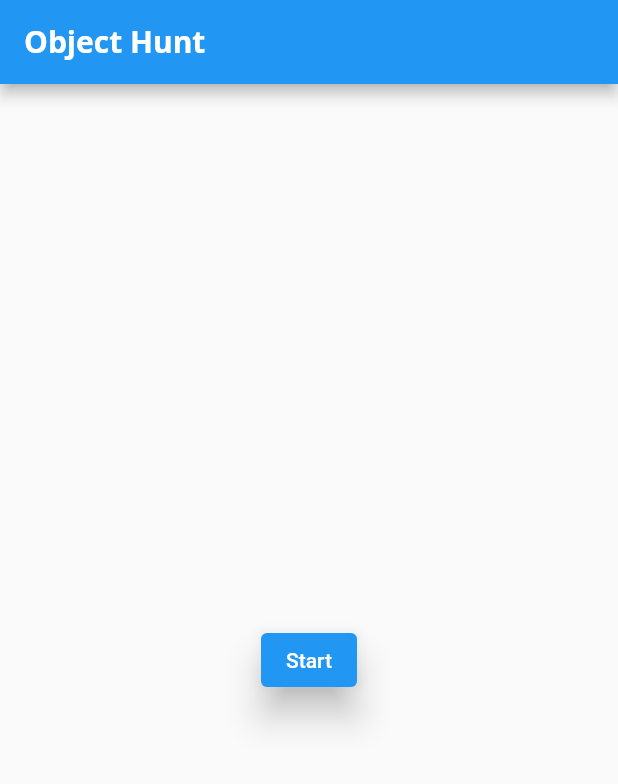
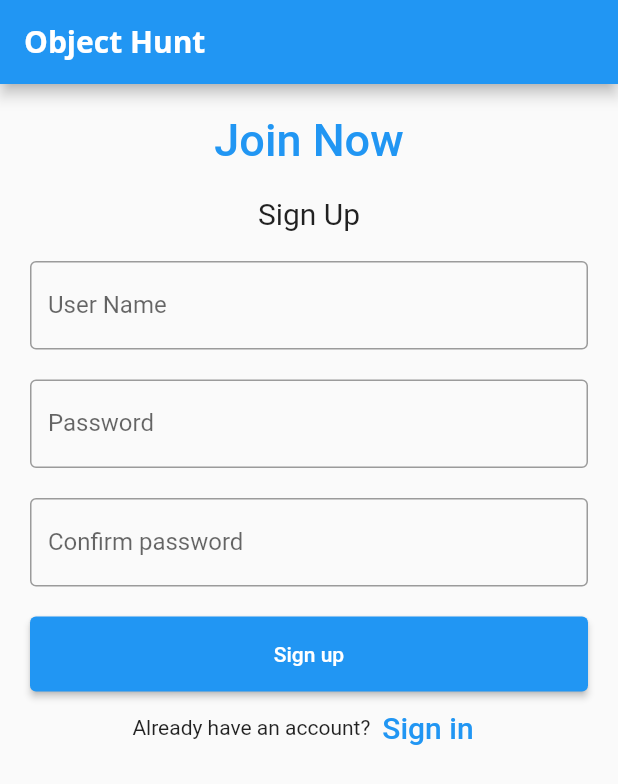
Before and after one commit to Ghourab/object_hunt, a Flutter app: the screen it shows after launch, on a phone screen of 412 x 824 dp. Shown: the top 784 px of the screen. Run offline on Flutter 3.47's test engine with Material 2 defaults, Android fonts, the light colour scheme and no system bars.

Commit message:
signIn and SignUp user interfaces with navigator

```diff
--- a/lib/main.dart
+++ b/lib/main.dart
@@ -1,6 +1,6 @@
 import 'package:flutter/material.dart';
 
-import './widgets/start.dart';
+import './screens/signUp.dart';
 
 void main() {
   runApp(MyApp());
@@ -32,8 +32,8 @@ class MyApp extends StatelessWidget {
                     fontSize: 20,
                   ),
                 ),
-          )),
-      home: Start(),
+           ),),
+      home: SignUp(),
     );
   }
 }
--- /dev/null
+++ b/lib/screens/signUp.dart
@@ -0,0 +1,112 @@
+import 'package:flutter/material.dart';
+
+import '../screens/signIn.dart';
+
+
+class SignUp extends StatefulWidget {
+  const SignUp({Key? key}) : super(key: key);
+
+  @override
+  State<SignUp> createState() => _SignUpState();
+}
+
+class _SignUpState extends State<SignUp> {
+  TextEditingController nameController = TextEditingController();
+  TextEditingController passwordController = TextEditingController();
+  TextEditingController confirmPasswordController = TextEditingController();
+
+  void signInScreen(BuildContext ctx){
+  Navigator.of(ctx).push(MaterialPageRoute(builder: (_){
+    return SignIn();
+  },),);
+}
+
+  @override
+  Widget build(BuildContext context) {
+    return Scaffold(
+      appBar: AppBar(
+        title: Text('Object Hunt'),
+      ),
+      body: Padding(
+        padding: const EdgeInsets.all(10),
+        child: ListView(
+          children: <Widget>[
+            Container(
+                alignment: Alignment.center,
+                padding: const EdgeInsets.all(10),
+                child: const Text(
+                  'Join Now',
+                  style: TextStyle(
+                      color: Colors.blue,
+                      fontWeight: FontWeight.w500,
+                      fontSize: 30),
+                )),
+            Container(
+                alignment: Alignment.center,
+                padding: const EdgeInsets.all(10),
+                child: const Text(
+                  'Sign Up',
+                  style: TextStyle(fontSize: 20),
+                )),
+            Container(
+              padding: const EdgeInsets.all(10),
+              child: TextField(
+                controller: nameController,
+                decoration: const InputDecoration(
+                  border: OutlineInputBorder(),
+                  labelText: 'User Name',
+                ),
+              ),
+            ),
+            Container(
+              padding: const EdgeInsets.all(10),
+              child: TextField(
+                obscureText: true,
+                controller: passwordController,
+                decoration: const InputDecoration(
+                  border: OutlineInputBorder(),
+                  labelText: 'Password',
+                ),
+              ),
+            ),
+            Container(
+              padding: const EdgeInsets.all(10),
+              child: TextField(
+                obscureText: true,
+                controller: confirmPasswordController,
+                decoration: const InputDecoration(
+                  border: OutlineInputBorder(),
+                  labelText: 'Confirm password',
+                ),
+              ),
+            ),
+
+            Container(
+                height: 60,
+                padding: const EdgeInsets.fromLTRB(10, 10, 10, 0),
+                child: ElevatedButton(
+                  child: const Text('Sign up'),
+                  onPressed: () {
+                    print(nameController.text);
+                    print(passwordController.text);
+                    print(confirmPasswordController.text);
+                  },
+                )
+            ),
+            Row(
+              children: <Widget>[
+                const Text('Already have an account?'),
+                TextButton(
+                  child: const Text(
+                    'Sign in',
+                    style: TextStyle(fontSize: 20),
+                  ),
+                  onPressed: ()=>signInScreen(context),
+                )
+              ],
+              mainAxisAlignment: MainAxisAlignment.center,
+            ),
+          ],
+        ),),);
+  }
+}
--- a/lib/widgets/start.dart
+++ /dev/null
@@ -1,27 +0,0 @@
-import 'package:flutter/material.dart';
-
-class Start extends StatefulWidget {
-  @override
-  _StartState createState() => _StartState();
-}
-
-class _StartState extends State<Start> {
-  @override
-  Widget build(BuildContext context) {
-    return Scaffold(
-      appBar: AppBar(
-        title: Text('Object Hunt'),
-      ),
-      body: Center(
-        child: ElevatedButton(
-          onPressed: () {},
-          child: Text('Start'),
-          style: ElevatedButton.styleFrom(
-              elevation: 10,
-
-          ),
-        ),
-      ),
-    );
-  }
-}
```
Also changed, not shown: lib/screens/signIn.dart (added, +96 -0 lines).
